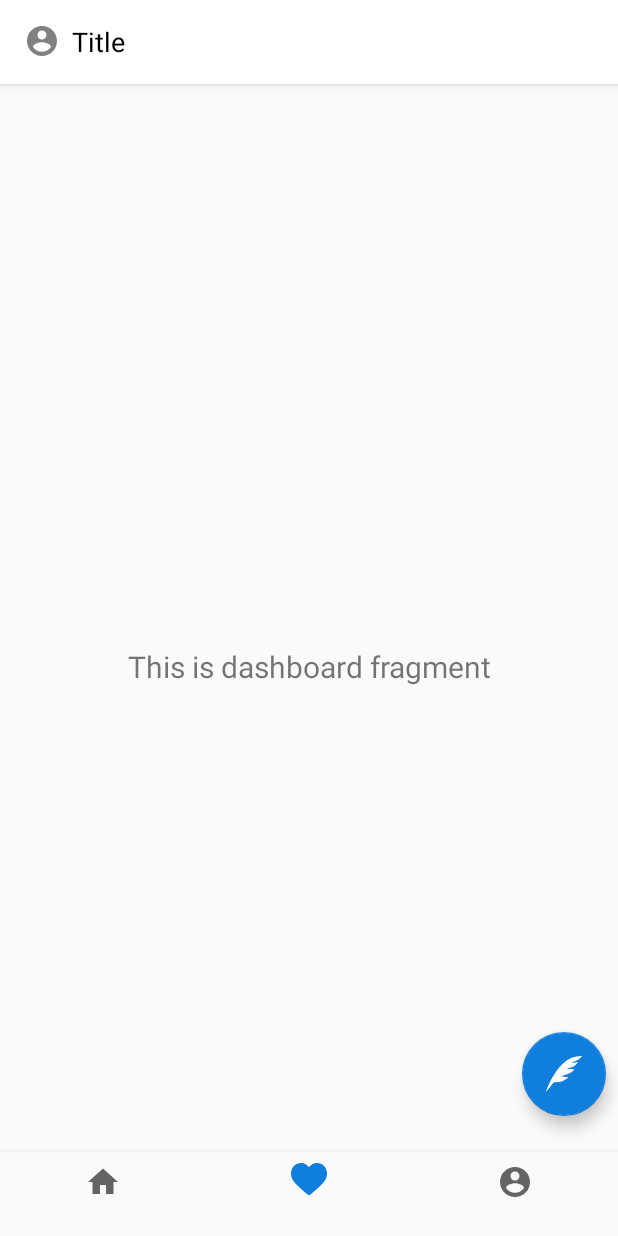
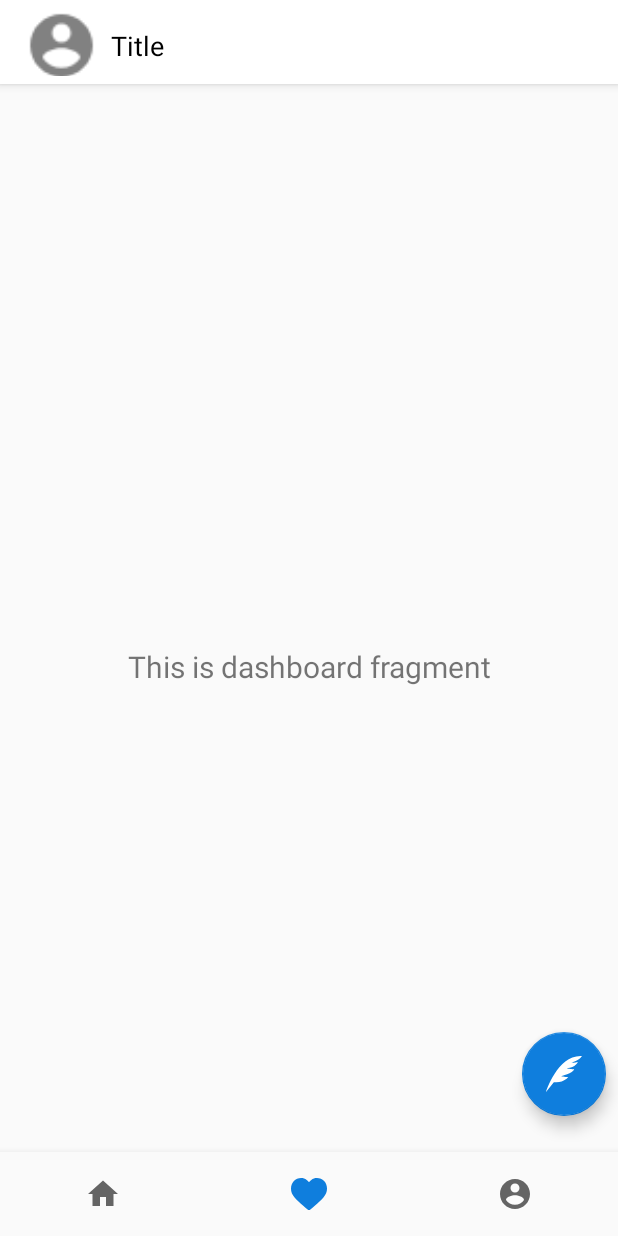
Before and after one commit to richiejoel/MiniTwitter, an Android app: the DashboardActivity screen opened directly, with no data from a screen before it, item 2 of the bottom bar chosen, on a phone screen of 412 x 824 dp. Run offline under Robolectric (Android 15) with nearby library versions, the phone set to English and light mode, and no system bars; our stand-ins replace CircleImageView, navigation-ui; network calls fail; pictures from the network do not load; 2 statements that could not run were skipped.

Commit message:
Swipe to Refresh in RecyclerView

```diff
--- a/app/build.gradle
+++ b/app/build.gradle
@@ -44,6 +44,8 @@ dependencies {
     androidTestImplementation 'androidx.test.ext:junit:1.1.2'
     androidTestImplementation 'androidx.test.espresso:espresso-core:3.3.0'
 
+    implementation "androidx.swiperefreshlayout:swiperefreshlayout:1.1.0"
+
     // Lifecycle components
     implementation "androidx.lifecycle:lifecycle-viewmodel:$lifecycleVersion"
     implementation "androidx.lifecycle:lifecycle-livedata:$lifecycleVersion"
--- a/app/src/main/java/com/heavy/minitwitter/data/TweetViewModel.java
+++ b/app/src/main/java/com/heavy/minitwitter/data/TweetViewModel.java
@@ -25,6 +25,11 @@ public class TweetViewModel extends AndroidViewModel {
         return this.tweets;
     }
 
+    public LiveData<List<Tweet>> getNewTweets(){
+        this.tweets = tweetRepository.getTweetList();
+        return this.tweets;
+    }
+
     public void mCreateTweet(String message){
         tweetRepository.mCreateTweet(message);
     }
--- a/app/src/main/java/com/heavy/minitwitter/ui/DashboardActivity.java
+++ b/app/src/main/java/com/heavy/minitwitter/ui/DashboardActivity.java
@@ -44,6 +44,12 @@ public class DashboardActivity extends AppCompatActivity implements View.OnClick
                     .diskCacheStrategy(DiskCacheStrategy.NONE)
                     .skipMemoryCache(true)
                     .into(imageViewToolbarPhoto);
+        } else {
+            Glide.with(this)
+                    .load(R.drawable.ic_account_circle_gray_24dp)
+                    .diskCacheStrategy(DiskCacheStrategy.NONE)
+                    .skipMemoryCache(true)
+                    .into(imageViewToolbarPhoto);
         }
 
         AppBarConfiguration appBarConfiguration = new AppBarConfiguration.Builder(
--- a/app/src/main/res/layout/activity_dashboard.xml
+++ b/app/src/main/res/layout/activity_dashboard.xml
@@ -30,14 +30,19 @@
 
             <androidx.constraintlayout.widget.ConstraintLayout
                 android:layout_width="match_parent"
-                android:layout_height="wrap_content">
-                <ImageView
+                android:layout_height="wrap_content"
+                android:paddingBottom="5dp"
+                android:paddingTop="5dp">
+
+                <de.hdodenhof.circleimageview.CircleImageView
+                    xmlns:app="http://schemas.android.com/apk/res-auto"
                     android:id="@+id/imageViewToolbarPhoto"
-                    android:layout_width="wrap_content"
-                    android:layout_height="wrap_content"
+                    android:layout_width="50dp"
+                    android:layout_height="50dp"
                     app:layout_constraintStart_toStartOf="parent"
                     app:layout_constraintTop_toTopOf="parent"
-                    app:srcCompat="@drawable/ic_account_circle_gray_24dp" />
+                    android:src="@drawable/ic_account_circle_gray_24dp"
+                    />
 
                 <TextView
                     android:id="@+id/textViewToolbar"
@@ -75,6 +80,7 @@
         android:layout_height="wrap_content"
         android:layout_marginStart="0dp"
         android:layout_marginEnd="0dp"
+        app:labelVisibilityMode="unlabeled"
         android:background="?android:attr/windowBackground"
         app:layout_constraintBottom_toBottomOf="parent"
         app:layout_constraintLeft_toLeftOf="parent"
```
Also changed, not shown: app/src/main/java/com/heavy/minitwitter/ui/adapters/MyTweetAdapter.java (+7 -1 lines), app/src/main/java/com/heavy/minitwitter/ui/ui/home/HomeFragment.java (+24 -13 lines), app/src/main/res/layout/fragment_home.xml (+18 -4 lines).
